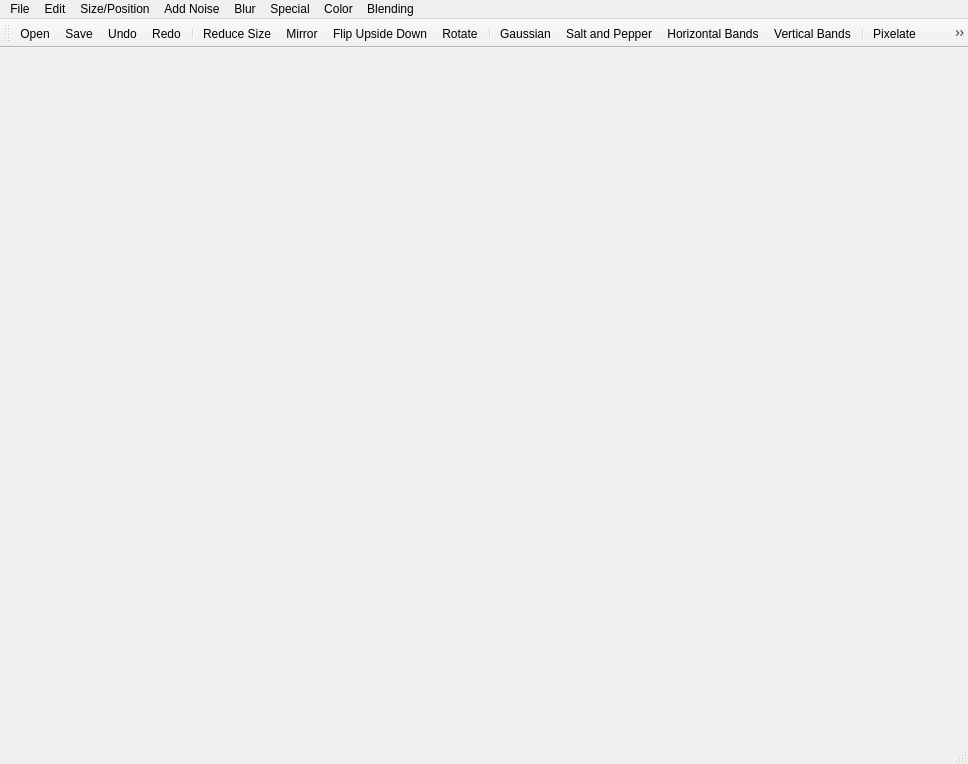
Qt form UI Files/ui_image_manager.ui (muhammadalics/Image-Editor-and-Manager) before a commit.
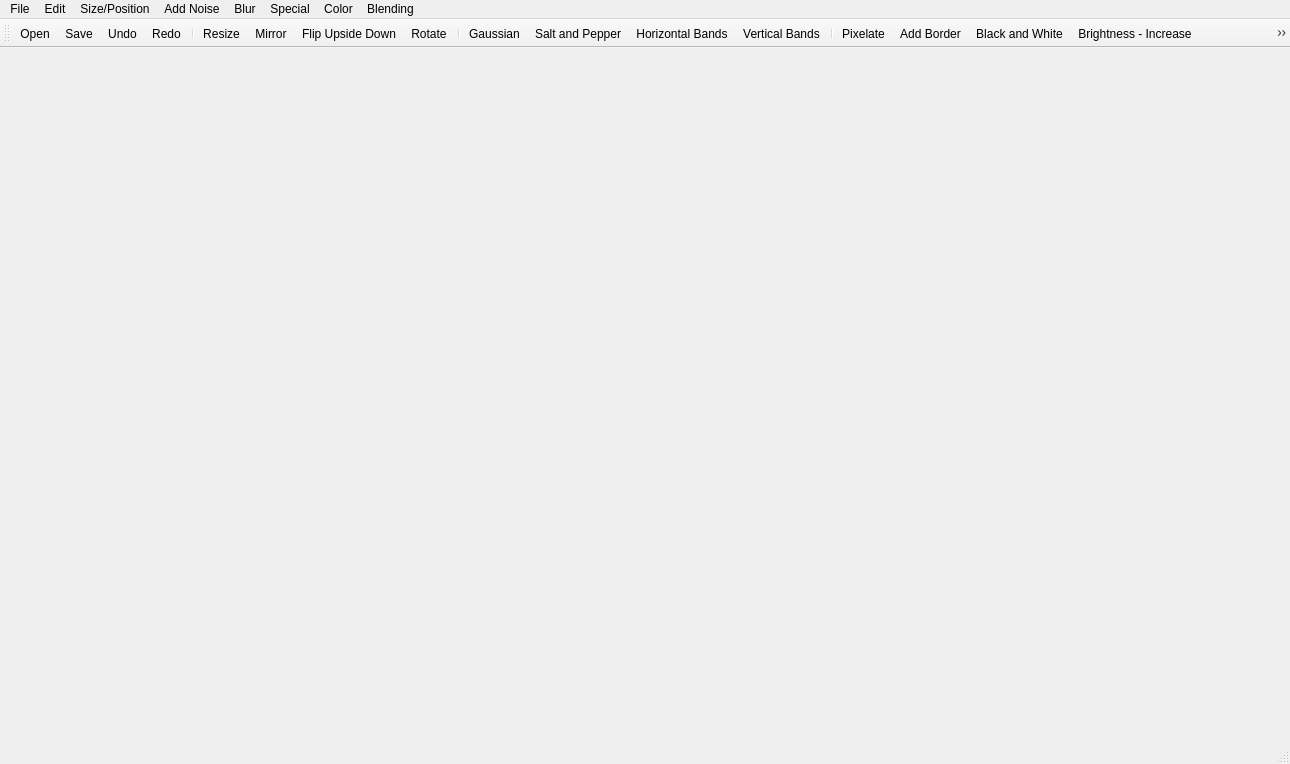
The same form after that commit. Icons and pictures are not drawn.

Patch:
```diff
--- a/UI Files/ui_image_manager.ui
+++ b/UI Files/ui_image_manager.ui
@@ -6,7 +6,7 @@
    <rect>
     <x>0</x>
     <y>0</y>
-    <width>968</width>
+    <width>1290</width>
     <height>764</height>
    </rect>
   </property>
@@ -32,7 +32,7 @@
     <rect>
      <x>0</x>
      <y>0</y>
-     <width>968</width>
+     <width>1290</width>
      <height>26</height>
     </rect>
    </property>
@@ -49,7 +49,7 @@
     <property name="title">
      <string>Size/Position</string>
     </property>
-    <addaction name="actionReduce_Size"/>
+    <addaction name="actionResize"/>
     <addaction name="actionMirror"/>
     <addaction name="actionFlip_Upside_Down"/>
     <addaction name="actionRotate"/>
@@ -155,7 +155,7 @@
    <addaction name="actionUndo"/>
    <addaction name="actionRedo"/>
    <addaction name="separator"/>
-   <addaction name="actionReduce_Size"/>
+   <addaction name="actionResize"/>
    <addaction name="actionMirror"/>
    <addaction name="actionFlip_Upside_Down"/>
    <addaction name="actionRotate"/>
@@ -224,14 +224,14 @@
     <string>Exit</string>
    </property>
   </action>
-  <action name="actionReduce_Size">
+  <action name="actionResize">
    <property name="icon">
     <iconset>
-     <normalon>:/icon_/decrease.png</normalon>
+     <normalon>:/icon_/resize.png</normalon>
     </iconset>
    </property>
    <property name="text">
-    <string>Reduce Size</string>
+    <string>Resize</string>
    </property>
   </action>
   <action name="actionMirror">
```
